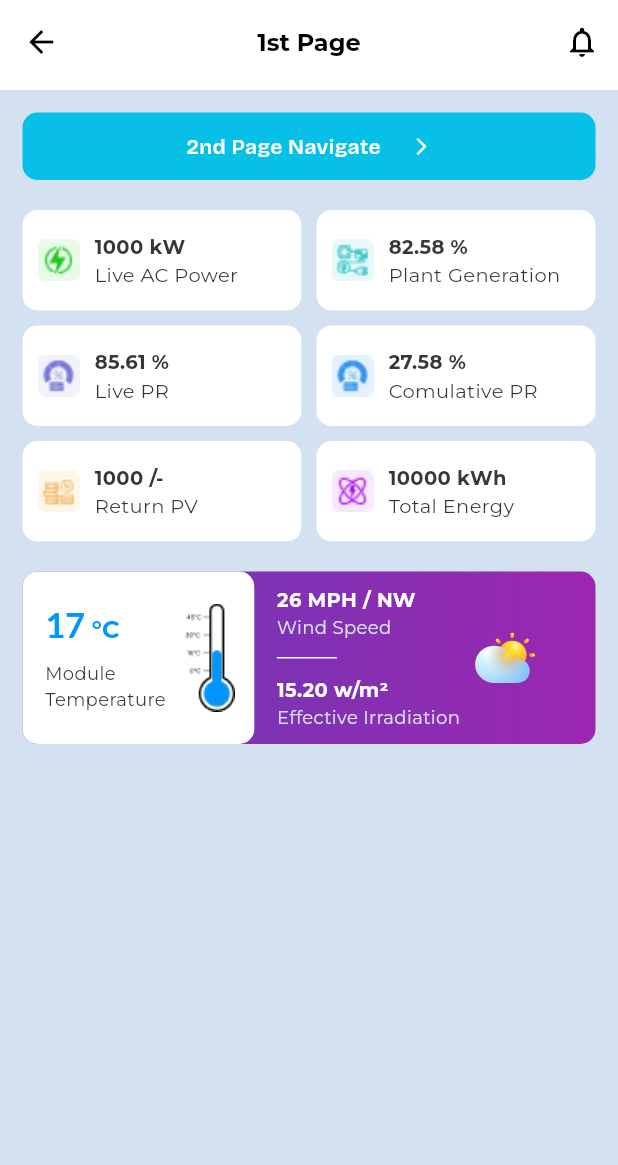
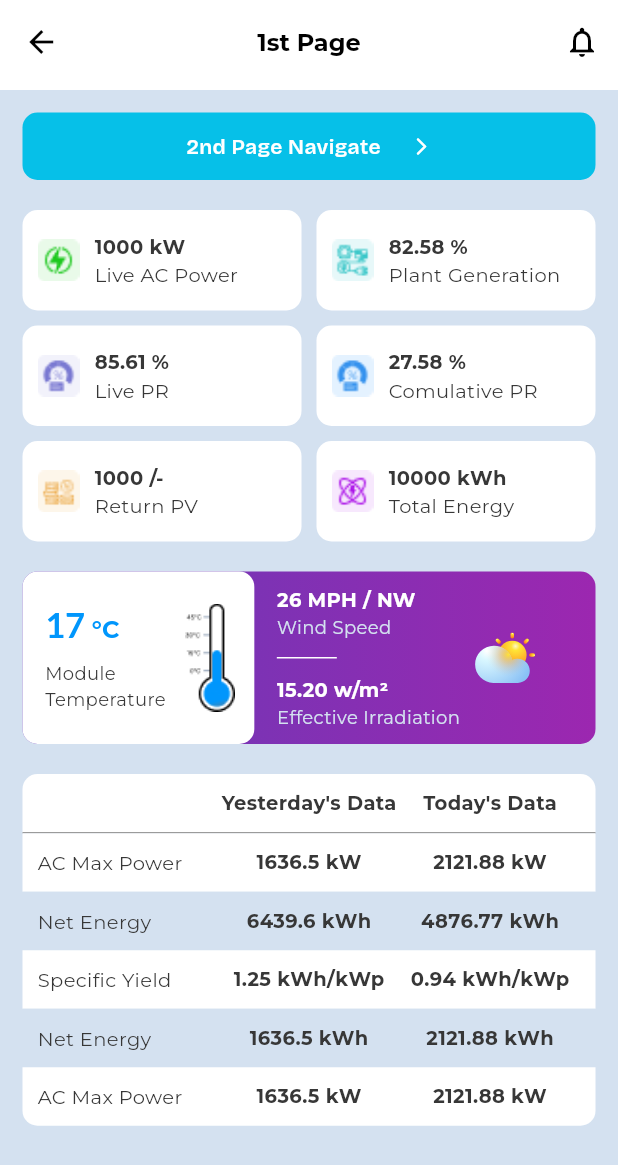
Before and after one commit to sardaarNiamotullah/scube, a Flutter app: the FirstPage screen opened directly, on a phone screen of 412 x 824 dp. Shown: the top 1165 px of the screen. Run offline on Flutter 3.47's test engine with Material 3 defaults, Android fonts, the phone set to English and light mode, and no system bars; our stand-ins replace flutter_svg, get, google_fonts.

Commit message:
feat: complete table data section

```diff
--- /dev/null
+++ b/lib/core/widgets/default_page_navigation_button.dart
@@ -0,0 +1,28 @@
+import 'package:flutter/material.dart';
+import 'package:get/get.dart';
+import 'package:scube/core/themes/custom_theme.dart';
+import 'package:scube/core/widgets/button_primary.dart';
+import 'package:scube/features/second_page/presentation/second_page.dart';
+
+class DefaultPageNavigationButton extends StatelessWidget {
+  final String text;
+  final VoidCallback onPressed;
+  const DefaultPageNavigationButton({super.key, required this.onPressed, required this.text});
+
+  @override
+  Widget build(BuildContext context) {
+    return ButtonPrimary(
+      text: '2nd Page Navigate',
+      onPressed: () {
+        Get.to(() => const SecondPage());
+      },
+      bgColor: CustomTheme.of(context).cyan,
+      borderRadius: 10,
+      icon: Icon(
+        Icons.arrow_forward_ios_rounded,
+        color: Colors.white,
+        size: 14,
+      ),
+    );
+  }
+}
--- a/lib/features/first_page/presentation/first_page.dart
+++ b/lib/features/first_page/presentation/first_page.dart
@@ -3,10 +3,11 @@ import 'package:get/get.dart';
 import 'package:scube/core/themes/custom_theme.dart';
 import 'package:scube/core/utils/ui_const.dart';
 import 'package:scube/core/widgets/appbar_common.dart';
-import 'package:scube/core/widgets/button_primary.dart';
 import 'package:scube/core/widgets/default_margin_widget.dart';
+import 'package:scube/core/widgets/default_page_navigation_button.dart';
 import 'package:scube/features/first_page/presentation/sections/cards/module_temperature_card.dart';
 import 'package:scube/features/first_page/presentation/sections/overview_stat_section.dart';
+import 'package:scube/features/first_page/presentation/sections/table_data_section.dart';
 import 'package:scube/features/second_page/presentation/second_page.dart';
 
 class FirstPage extends StatelessWidget {
@@ -28,24 +29,18 @@ class FirstPage extends StatelessWidget {
         ],
       ),
       body: DefaultMarginWidget(
+        child: SingleChildScrollView(
           child: Column(
             children: [
               gapH(15),
               //===================================================================
               // Navigation button
               //===================================================================
-            ButtonPrimary(
+              DefaultPageNavigationButton(
                 text: '2nd Page Navigate',
                 onPressed: () {
                   Get.to(() => const SecondPage());
                 },
-              bgColor: theme.cyan,
-              borderRadius: 10,
-              icon: Icon(
-                Icons.arrow_forward_ios_rounded,
-                color: Colors.white,
-                size: 14,
-              ),
               ),
               gapH(20),
 
@@ -59,7 +54,15 @@ class FirstPage extends StatelessWidget {
               // Temp module section
               //===================================================================
               const ModuleTemperatureCard(),
+              gapH(20),
+
+              //===================================================================
+              // Table data section
+              //===================================================================
+              const TableDataSection(),
+              gapH(20),
             ],
+          ),
         ),
       ),
     );
--- /dev/null
+++ b/lib/features/first_page/presentation/sections/table_data_section.dart
@@ -0,0 +1,139 @@
+import 'package:flutter/material.dart';
+import 'package:scube/core/themes/custom_theme.dart';
+import 'package:scube/core/utils/text_utils.dart';
+
+class TableDataSection extends StatelessWidget {
+  const TableDataSection({super.key});
+
+  @override
+  Widget build(BuildContext context) {
+    return Column(
+      children: [
+        _buildTableHeader(context),
+        _buildTableRow(
+          context,
+          title: 'AC Max Power',
+          previousValue: '1636.5 kW',
+          currentValue: '2121.88 kW',
+        ),
+        _buildTableRow(
+          context,
+          title: 'Net Energy',
+          previousValue: '6439.6 kWh',
+          currentValue: '4876.77 kWh',
+          isOddNumber: false,
+        ),
+        _buildTableRow(
+          context,
+          title: 'Specific Yield',
+          previousValue: '1.25 kWh/kWp',
+          currentValue: '0.94 kWh/kWp',
+        ),
+        _buildTableRow(
+          context,
+          title: 'Net Energy',
+          previousValue: '1636.5 kWh',
+          currentValue: '2121.88 kWh',
+          isOddNumber: false,
+        ),
+        _buildTableRow(
+          context,
+          title: 'AC Max Power',
+          previousValue: '1636.5 kW',
+          currentValue: '2121.88 kW',
+          isLastRow: true,
+        ),
+      ],
+    );
+  }
+
+  //===================================================================
+  // Table header
+  //===================================================================
+  Widget _buildTableHeader(BuildContext context) {
+    return Container(
+      padding: EdgeInsets.all(10),
+      decoration: BoxDecoration(
+        color: Colors.white,
+        border: Border(
+          bottom: BorderSide(color: CustomTheme.of(context).black, width: .5),
+        ),
+        borderRadius: BorderRadius.only(
+          topLeft: Radius.circular(10),
+          topRight: Radius.circular(10),
+        ),
+      ),
+      child: Row(
+        mainAxisAlignment: .spaceBetween,
+        children: [
+          Expanded(child: Container()),
+          Expanded(
+            child: Center(
+              child: Text(
+                'Yesterday\'s Data',
+                style: TextUtils.b1Bold(context: context),
+              ),
+            ),
+          ),
+          Expanded(
+            child: Center(
+              child: Text(
+                'Today\'s Data',
+                style: TextUtils.b1Bold(context: context),
+              ),
+            ),
+          ),
+        ],
+      ),
+    );
+  }
+
+  //===================================================================
+  // Table row
+  //===================================================================
+  Widget _buildTableRow(
+    BuildContext context, {
+    required String title,
+    required String previousValue,
+    required String currentValue,
+    bool isOddNumber = true,
+    bool isLastRow = false,
+  }) {
+    return Container(
+      padding: EdgeInsets.all(10),
+      decoration: BoxDecoration(
+        color: isOddNumber ? Colors.white : CustomTheme.of(context).bgPrimary,
+        borderRadius: isLastRow
+            ? BorderRadius.only(
+                bottomLeft: Radius.circular(10),
+                bottomRight: Radius.circular(10),
+              )
+            : null,
+      ),
+      child: Row(
+        mainAxisAlignment: .spaceBetween,
+        children: [
+          Expanded(
+            child: Text(title, style: TextUtils.b1Regular(context: context)),
+          ),
+          Expanded(
+            child: Center(
+              child: Text(
+                previousValue,
+                style: TextUtils.b1Bold(context: context),
+              ),
+            ),
+          ),
+          Expanded(
+            child: Center(
+              child: Text(
+                currentValue,
+                style: TextUtils.b1Bold(context: context),
+              ),
+            ),
+          ),
+        ],
+      ),
+    );
+  }
+}
--- a/lib/features/second_page/presentation/second_page.dart
+++ b/lib/features/second_page/presentation/second_page.dart
@@ -3,8 +3,8 @@ import 'package:get/get.dart';
 import 'package:scube/core/themes/custom_theme.dart';
 import 'package:scube/core/utils/ui_const.dart';
 import 'package:scube/core/widgets/appbar_common.dart';
-import 'package:scube/core/widgets/button_primary.dart';
 import 'package:scube/core/widgets/default_margin_widget.dart';
+import 'package:scube/core/widgets/default_page_navigation_button.dart';
 import 'package:scube/features/first_page/presentation/first_page.dart';
 
 class SecondPage extends StatelessWidget {
@@ -29,18 +29,11 @@ class SecondPage extends StatelessWidget {
         child: Column(
           children: [
             gapH(15),
-            ButtonPrimary(
+            DefaultPageNavigationButton(
               text: '1st Page Navigate',
               onPressed: () {
                 Get.to(() => const FirstPage());
               },
-              bgColor: theme.cyan,
-              borderRadius: 5,
-              icon: Icon(
-                Icons.arrow_forward_ios_rounded,
-                color: Colors.white,
-                size: 14,
-              ),
             ),
           ],
         ),
```
Lines whose indentation alone changed are shown as unchanged.
